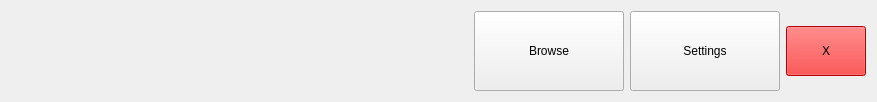
Above: AYAYA/mainnavigationbar.ui from jkbz64/AYAYA before the change. Below: the same form after it.
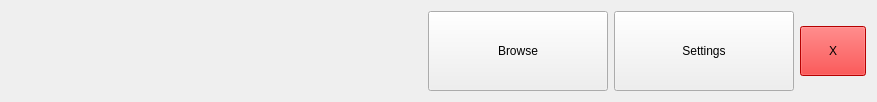
That is the form after the change. Icons and pictures are not drawn.

Commit message: Game widgets now have background hightlight on hovering.

Diff of the .ui file:
```diff
--- a/AYAYA/mainnavigationbar.ui
+++ b/AYAYA/mainnavigationbar.ui
@@ -36,13 +36,13 @@
      </property>
      <property name="minimumSize">
       <size>
-       <width>200</width>
+       <width>230</width>
        <height>80</height>
       </size>
      </property>
      <property name="maximumSize">
       <size>
-       <width>200</width>
+       <width>230</width>
        <height>80</height>
       </size>
      </property>
@@ -92,13 +92,13 @@
      </property>
      <property name="minimumSize">
       <size>
-       <width>150</width>
+       <width>180</width>
        <height>80</height>
       </size>
      </property>
      <property name="maximumSize">
       <size>
-       <width>150</width>
+       <width>180</width>
        <height>80</height>
       </size>
      </property>
@@ -117,13 +117,13 @@
      </property>
      <property name="minimumSize">
       <size>
-       <width>150</width>
+       <width>180</width>
        <height>80</height>
       </size>
      </property>
      <property name="maximumSize">
       <size>
-       <width>150</width>
+       <width>180</width>
        <height>80</height>
       </size>
      </property>
```
The commit also changes 3 other files.
